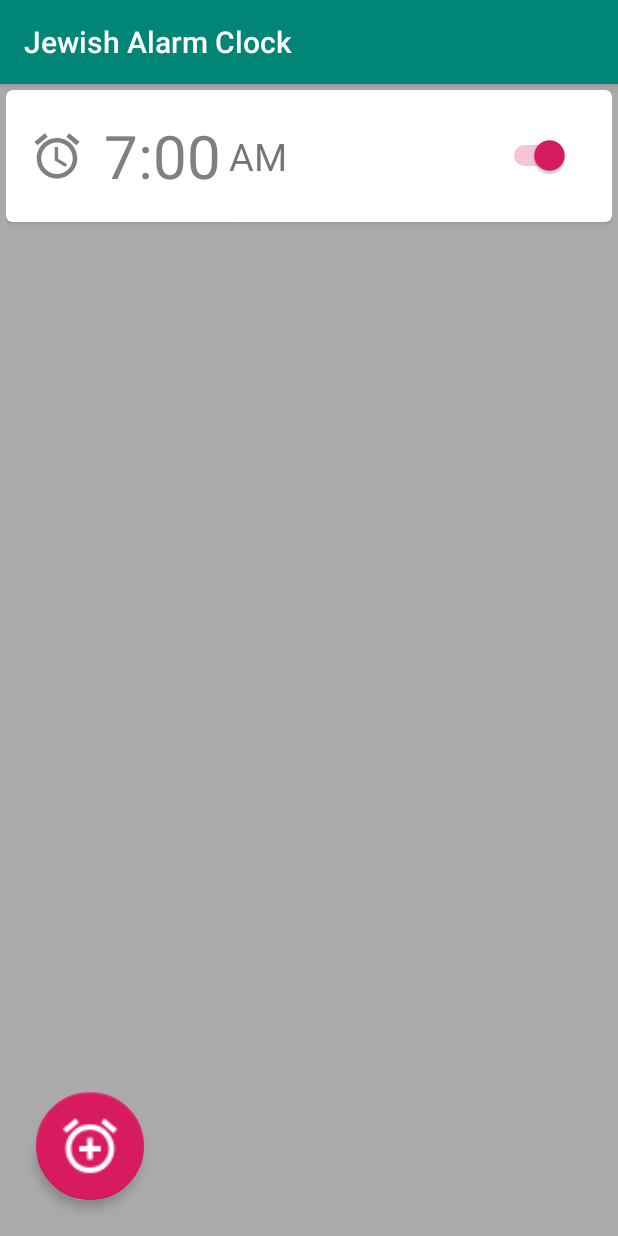
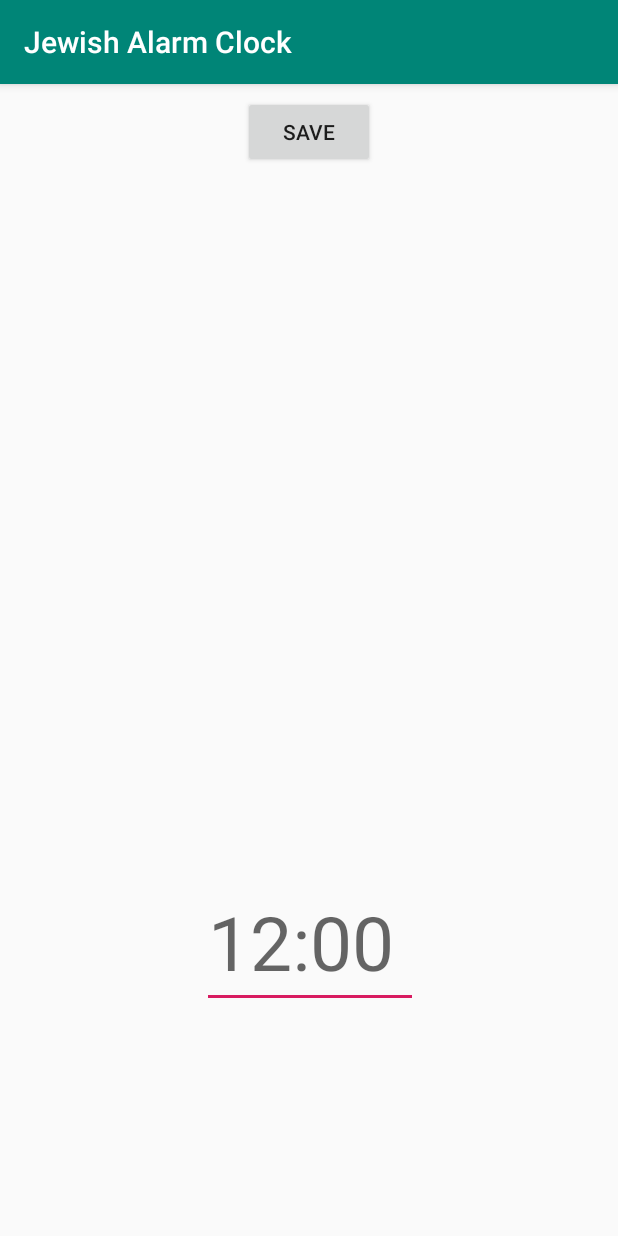
Before and after one commit to ZechariaBender/JewishAlarmClock, an Android app: the screen it shows after launch (MainActivity before the commit, AddAlarmActivity after it), after a tap on an icon or button, on a phone screen of 412 x 824 dp. Run offline under Robolectric (Android 15) with nearby library versions, the phone set to English and light mode, and no system bars; 3 statements that could not run were skipped.

Commit message:
Added AlarmFactory

```diff
--- a/app/src/main/java/com/zevnzac/jewishalarmclock/AddAlarmActivity.java
+++ b/app/src/main/java/com/zevnzac/jewishalarmclock/AddAlarmActivity.java
@@ -1,13 +1,37 @@
 package com.zevnzac.jewishalarmclock;
 
+import android.content.Intent;
+import android.os.Bundle;
 import android.support.v7.app.AppCompatActivity;
-import android.os.Bundle;
+import android.view.View;
+import android.widget.Button;
+import android.widget.EditText;
 
 public class AddAlarmActivity extends AppCompatActivity {
 
+    Button addAlarmButton;
     @Override
     protected void onCreate(Bundle savedInstanceState) {
         super.onCreate(savedInstanceState);
         setContentView(R.layout.activity_add_alarm);
+        addAlarmButton = findViewById(R.id.addAlarmButton);
+        addAlarmButton.setOnClickListener(new View.OnClickListener() {
+            @Override
+            public void onClick(View v) {
+                addAlarm();
+            }
+        });
+    }
+
+    public void addAlarm() {
+        EditText et = (EditText)findViewById(R.id.editTime);
+        String time = et.getText().toString();
+        if (time.isEmpty())
+            time = "12:00";
+        int hour = Integer.parseInt(time.split(":")[0]);
+        int minute = Integer.parseInt(time.split(":")[1]);
+        AlarmFactory.getFactory().insertAlarm(hour,minute);
+        Intent intent = new Intent(this, MainActivity.class);
+        startActivity(intent);
     }
 }
--- a/app/src/main/java/com/zevnzac/jewishalarmclock/MainActivity.java
+++ b/app/src/main/java/com/zevnzac/jewishalarmclock/MainActivity.java
@@ -1,5 +1,6 @@
 package com.zevnzac.jewishalarmclock;
 
+import android.content.Intent;
 import android.os.Bundle;
 import android.support.design.widget.FloatingActionButton;
 import android.support.v7.app.AppCompatActivity;
@@ -11,55 +12,63 @@ import java.util.ArrayList;
 
 public class MainActivity extends AppCompatActivity {
 
-    private ArrayList<AlarmCardView> mAlarmlist;
+    private ArrayList<AlarmCardView> mAlarmViewlist;
     private RecyclerView mRecyclerView;
     private RecyclerView.Adapter mAdapter;
     private RecyclerView.LayoutManager mlayoutManager;
 
     private FloatingActionButton addButton;
 
+    private AlarmFactory alarmFactory;
+
     @Override
     protected void onCreate(Bundle savedInstanceState) {
         super.onCreate(savedInstanceState);
         setContentView(R.layout.activity_main);
-
-        createExampleList();
+        alarmFactory = AlarmFactory.getFactory();
         buildRecyclerView();
-
         addButton = findViewById(R.id.floatingActionButton);
-
         addButton.setOnClickListener(new View.OnClickListener() {
             @Override
             public void onClick(View v) {
-                insertItem();
+                openAddAlarm();
             }
         });
+    }
 
+    @Override
+    protected void onStart(){
+        super.onStart();
+        updateAlarmViewList();
+    }
+
+    public void updateAlarmViewList() {
+        mAlarmViewlist = alarmFactory.getAlarmViewList();
+        mAdapter = new AlarmAdapter(mAlarmViewlist);
+        mRecyclerView.setAdapter(mAdapter);
+        mAdapter.notifyDataSetChanged();
     }
 
     public void insertItem() {
-        mAlarmlist.add(new AlarmCardView(R.drawable.ic_alarm, "7:00", "AM"));
-        mAdapter.notifyItemInserted(mAlarmlist.size());
+        alarmFactory.insertAlarm(7,30);
+        updateAlarmViewList();
     }
 
     public void removeItem(int position) {
-        mAlarmlist.remove(position);
+        mAlarmViewlist.remove(position);
         mAdapter.notifyItemRemoved(position);
-    }
-
-    public void createExampleList() {
-        mAlarmlist = new ArrayList<>();
     }
 
     public void buildRecyclerView() {
         mRecyclerView = findViewById(R.id.alarmRecyclerView);
         mRecyclerView.setHasFixedSize(true);
         mlayoutManager = new LinearLayoutManager(this);
-        mAdapter = new AlarmAdapter(mAlarmlist);
-
+        updateAlarmViewList();
         mRecyclerView.setLayoutManager(mlayoutManager);
-        mRecyclerView.setAdapter(mAdapter);
-
     }
 
+    public void openAddAlarm(){
+        Intent intent = new Intent(this, AddAlarmActivity.class);
+        startActivity(intent);
+    }
 }
--- a/app/src/main/res/layout/activity_add_alarm.xml
+++ b/app/src/main/res/layout/activity_add_alarm.xml
@@ -6,4 +6,39 @@
     android:layout_height="match_parent"
     tools:context=".AddAlarmActivity">
 
+    <Button
+        android:id="@+id/addAlarmButton"
+        android:layout_width="wrap_content"
+        android:layout_height="wrap_content"
+        android:layout_marginStart="8dp"
+        android:layout_marginLeft="8dp"
+        android:layout_marginTop="8dp"
+        android:layout_marginEnd="8dp"
+        android:layout_marginRight="8dp"
+        android:layout_marginBottom="8dp"
+        android:text="save"
+        app:layout_constraintEnd_toEndOf="parent"
+        app:layout_constraintStart_toStartOf="parent"
+        app:layout_constraintTop_toTopOf="parent"
+        app:layout_constraintVertical_bias="0.464" />
+
+    <EditText
+        android:id="@+id/editTime"
+        android:layout_width="144dp"
+        android:layout_height="83dp"
+        android:layout_marginStart="8dp"
+        android:layout_marginLeft="8dp"
+        android:layout_marginEnd="8dp"
+        android:layout_marginRight="8dp"
+        android:layout_marginBottom="152dp"
+        android:autofillHints=""
+        android:ems="10"
+        android:hint="12:00"
+        android:inputType="time"
+        android:textSize="50sp"
+        app:layout_constraintBottom_toBottomOf="parent"
+        app:layout_constraintEnd_toEndOf="parent"
+        app:layout_constraintHorizontal_bias="0.503"
+        app:layout_constraintStart_toStartOf="parent" />
+
 </android.support.constraint.ConstraintLayout>
```
